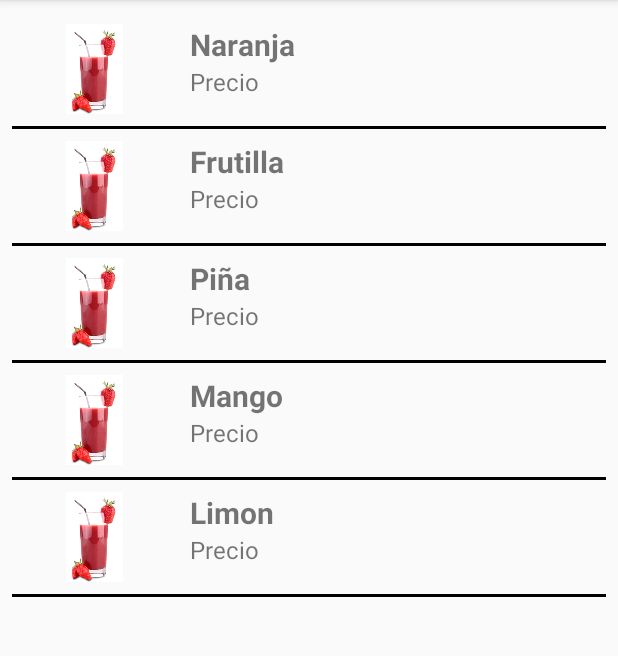
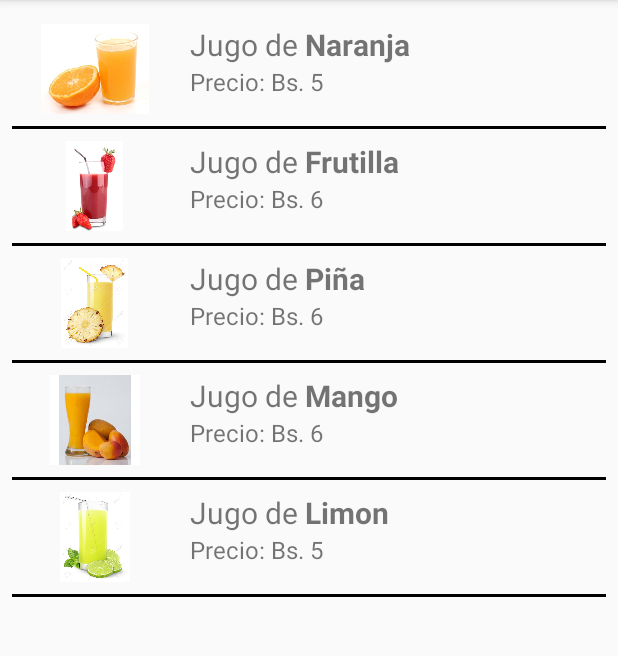
Before and after one commit to RodrigoCM27/TareaListas, an Android app: the screen it shows after launch (ListaActivity), on a phone screen of 412 x 824 dp, the part 84-740 px from its top. Run offline under Robolectric (Android 15) with nearby library versions, the phone set to English and light mode, and no system bars.

Commit message:
Tarea con todos los elementos terminados

```diff
--- a/app/src/main/java/com/example/jugostropicales/ProductActivity.java
+++ b/app/src/main/java/com/example/jugostropicales/ProductActivity.java
@@ -19,6 +19,7 @@ public class ProductActivity extends AppCompatActivity {
 
     private TextView jugoNombre;
     private TextView jugoPrecio;
+    private TextView jugoId;
 
     @Override
     protected void onCreate(Bundle savedInstanceState) {
@@ -33,6 +34,7 @@ public class ProductActivity extends AppCompatActivity {
         jugo = findViewById(R.id.jugo);
         jugoNombre = findViewById(R.id.jugoNombre);
         jugoPrecio = findViewById(R.id.jugoPrecio);
+        jugoId = findViewById(R.id.jugoId);
     }
 
     private void receiveData() {
@@ -41,6 +43,7 @@ public class ProductActivity extends AppCompatActivity {
         Juice juice = new Gson().fromJson(json, Juice.class);
         jugo.setImageResource(juice.getImagen());
         jugoNombre.setText(juice.getNombre());
-        jugoPrecio.setText(juice.getPrecio());
+        jugoPrecio.setText(String.valueOf(juice.getPrecio()));
+        jugoId.setText(String.valueOf(juice.getId()));
     }
 }
--- a/app/src/main/java/com/example/jugostropicales/adapter/JuiceAdapter.java
+++ b/app/src/main/java/com/example/jugostropicales/adapter/JuiceAdapter.java
@@ -57,7 +57,7 @@ public class JuiceAdapter extends BaseAdapter {
         Juice jugoActual = items.get(position);
         viewHolder.jugo.setImageResource(jugoActual.getImagen());
         viewHolder.jugoNombre.setText(jugoActual.getNombre());
-        viewHolder.jugoPrecio.setText(jugoActual.getPrecio());
+        viewHolder.jugoPrecio.setText(String.valueOf(jugoActual.getPrecio()));
         return vista;
     }
 
--- a/app/src/main/res/layout/layout_juice.xml
+++ b/app/src/main/res/layout/layout_juice.xml
@@ -6,35 +6,69 @@
     android:padding="8dp">
 
     <ImageView
-        android:id="@+id/image"
+        android:id="@+id/jugo"
         android:layout_width="0dp"
         android:layout_height="60dp"
         android:layout_weight="25"
         android:scaleType="centerInside"
         android:src="@drawable/frutilla"/>
 
-    <LinearLayout
+    <RelativeLayout
         android:layout_width="0dp"
-        android:layout_height="match_parent"
+        android:layout_height="wrap_content"
         android:layout_weight="75"
-        android:orientation="vertical"
         android:paddingStart="16dp"
         android:paddingEnd="16dp">
 
+        <RelativeLayout
+            android:layout_width="wrap_content"
+            android:layout_height="wrap_content"
+            android:id="@+id/contenedor">
+
+            <LinearLayout
+                android:layout_width="match_parent"
+                android:layout_height="wrap_content"
+                android:orientation="horizontal"
+                android:layout_alignParentTop="true"
+                android:id="@+id/cont1">
+
+                <TextView
+                    android:layout_width="wrap_content"
+                    android:layout_height="wrap_content"
+                    android:text="Jugo de "
+                    android:textSize="20sp"/>
+
                 <TextView
                     android:id="@+id/jugoNombre"
-            android:layout_width="match_parent"
+                    android:layout_width="wrap_content"
                     android:layout_height="wrap_content"
                     android:text="Jugo"
                     android:textSize="20sp"
                     android:textStyle="bold"/>
 
+            </LinearLayout>
+
+            <LinearLayout
+                android:layout_width="match_parent"
+                android:layout_height="wrap_content"
+                android:orientation="horizontal"
+                android:layout_below="@+id/cont1">
+
+                <TextView
+                    android:layout_width="wrap_content"
+                    android:layout_height="wrap_content"
+                    android:text="Precio: Bs. "
+                    android:textSize="16sp"/>
+
                 <TextView
                     android:id="@+id/jugoPrecio"
-            android:layout_width="match_parent"
+                    android:layout_width="wrap_content"
                     android:layout_height="wrap_content"
                     android:text="Precio"
                     android:textSize="16sp" />
-    </LinearLayout>
 
             </LinearLayout>
+        </RelativeLayout>
+    </RelativeLayout>
+
+</LinearLayout>
```
Also changed, not shown: app/src/main/res/layout/activity_product.xml (+26 -5 lines). Lines whose indentation alone changed are shown as unchanged.
